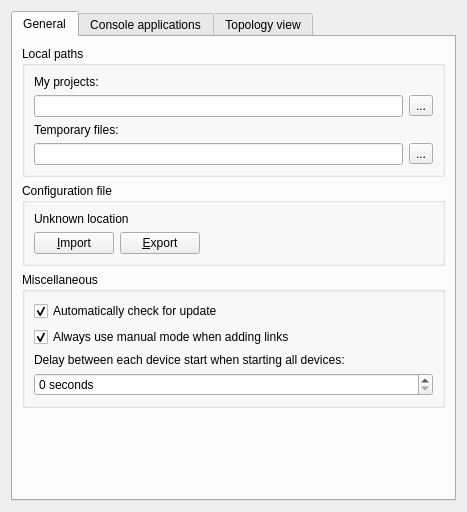
Above: gns3/ui/general_preferences_page.ui from GNS3/gns3-gui before the change. Below: the same form after it.
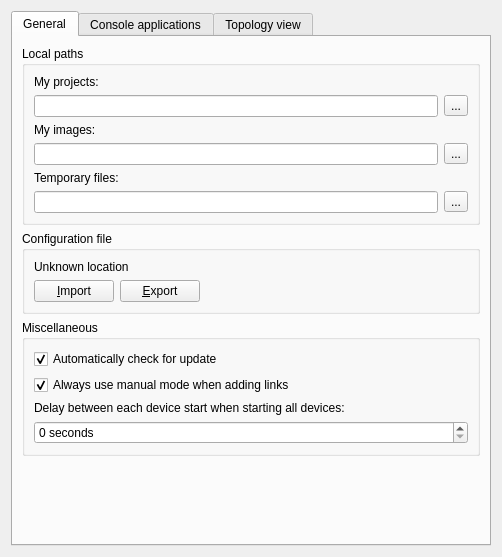
That is the form after the change.

Commit message: Change default projects directory path and introduce the images directory path.

The edit to the form file:
```diff
--- a/gns3/ui/general_preferences_page.ui
+++ b/gns3/ui/general_preferences_page.ui
@@ -6,8 +6,8 @@
    <rect>
     <x>0</x>
     <y>0</y>
-    <width>467</width>
-    <height>512</height>
+    <width>502</width>
+    <height>557</height>
    </rect>
   </property>
   <property name="windowTitle">
@@ -23,21 +23,21 @@
       <attribute name="title">
        <string>General</string>
       </attribute>
-      <layout class="QVBoxLayout" name="verticalLayout_4">
+      <layout class="QVBoxLayout" name="verticalLayout_2">
        <item>
         <widget class="QGroupBox" name="uiLocalPathsGroupBox">
          <property name="title">
           <string>Local paths</string>
          </property>
-         <layout class="QVBoxLayout" name="verticalLayout_2">
-          <item>
+         <layout class="QGridLayout" name="gridLayout_3">
+          <item row="0" column="0">
            <widget class="QLabel" name="uiProjectsPathLabel">
             <property name="text">
              <string>My projects:</string>
             </property>
            </widget>
           </item>
-          <item>
+          <item row="1" column="0">
            <layout class="QHBoxLayout" name="horizontalLayout_2">
             <item>
              <widget class="QLineEdit" name="uiProjectsPathLineEdit"/>
@@ -54,14 +54,38 @@
             </item>
            </layout>
           </item>
-          <item>
+          <item row="2" column="0">
+           <widget class="QLabel" name="uiImagesPathLabel">
+            <property name="text">
+             <string>My images:</string>
+            </property>
+           </widget>
+          </item>
+          <item row="3" column="0">
+           <layout class="QHBoxLayout" name="horizontalLayout_4">
+            <item>
+             <widget class="QLineEdit" name="uiImagesPathLineEdit"/>
+            </item>
+            <item>
+             <widget class="QToolButton" name="uiImagesPathToolButton">
+              <property name="text">
+               <string>...</string>
+              </property>
+              <property name="toolButtonStyle">
+               <enum>Qt::ToolButtonTextOnly</enum>
+              </property>
+             </widget>
+            </item>
+           </layout>
+          </item>
+          <item row="4" column="0">
            <widget class="QLabel" name="uiTemporaryFilesPathLabel">
             <property name="text">
              <string>Temporary files:</string>
             </property>
            </widget>
           </item>
-          <item>
+          <item row="5" column="0">
            <layout class="QHBoxLayout" name="horizontalLayout_3">
             <item>
              <widget class="QLineEdit" name="uiTemporaryFilesPathLineEdit"/>
```
The commit also changes 5 other files.
